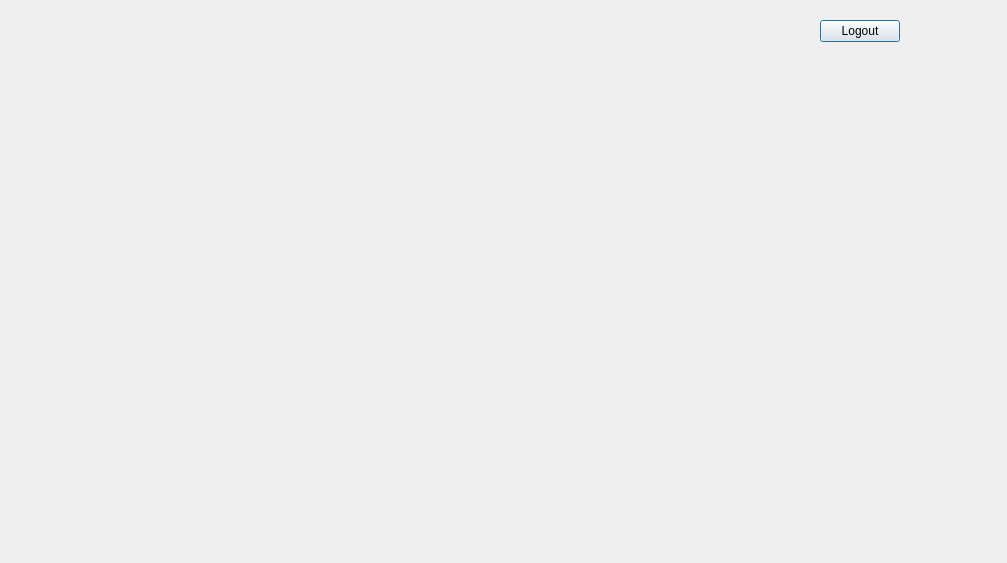
Before: the Qt Designer form ClientQt/ClientSide/chat.ui in raik199x/Clent-server-Chat-linux, drawn with Qt 5.
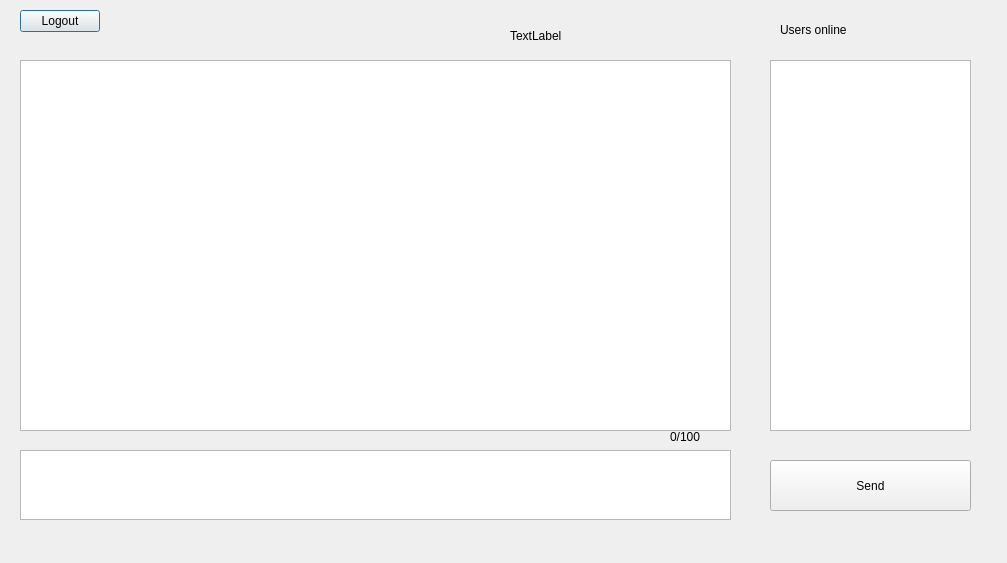
After: the same form once the commit is applied.

Commit message: chat logic update

```diff
--- a/ClientQt/ClientSide/chat.ui
+++ b/ClientQt/ClientSide/chat.ui
@@ -16,8 +16,8 @@
   <widget class="QPushButton" name="logout">
    <property name="geometry">
     <rect>
-     <x>820</x>
-     <y>20</y>
+     <x>20</x>
+     <y>10</y>
      <width>80</width>
      <height>22</height>
     </rect>
@@ -26,6 +26,88 @@
     <string>Logout</string>
    </property>
   </widget>
+  <widget class="QLabel" name="label">
+   <property name="geometry">
+    <rect>
+     <x>780</x>
+     <y>20</y>
+     <width>81</width>
+     <height>20</height>
+    </rect>
+   </property>
+   <property name="text">
+    <string>Users online</string>
+   </property>
+  </widget>
+  <widget class="QPushButton" name="Send">
+   <property name="geometry">
+    <rect>
+     <x>770</x>
+     <y>460</y>
+     <width>201</width>
+     <height>51</height>
+    </rect>
+   </property>
+   <property name="text">
+    <string>Send</string>
+   </property>
+  </widget>
+  <widget class="QTextEdit" name="textMessage">
+   <property name="geometry">
+    <rect>
+     <x>20</x>
+     <y>450</y>
+     <width>711</width>
+     <height>70</height>
+    </rect>
+   </property>
+  </widget>
+  <widget class="QLabel" name="SymbolsInLine">
+   <property name="geometry">
+    <rect>
+     <x>670</x>
+     <y>430</y>
+     <width>57</width>
+     <height>14</height>
+    </rect>
+   </property>
+   <property name="text">
+    <string>0/100</string>
+   </property>
+  </widget>
+  <widget class="QTextBrowser" name="ChatZone">
+   <property name="geometry">
+    <rect>
+     <x>20</x>
+     <y>60</y>
+     <width>711</width>
+     <height>371</height>
+    </rect>
+   </property>
+  </widget>
+  <widget class="QTextBrowser" name="usersOnline">
+   <property name="geometry">
+    <rect>
+     <x>770</x>
+     <y>60</y>
+     <width>201</width>
+     <height>371</height>
+    </rect>
+   </property>
+  </widget>
+  <widget class="QLabel" name="userNickname">
+   <property name="geometry">
+    <rect>
+     <x>510</x>
+     <y>20</y>
+     <width>221</width>
+     <height>31</height>
+    </rect>
+   </property>
+   <property name="text">
+    <string>TextLabel</string>
+   </property>
+  </widget>
  </widget>
  <resources/>
  <connections/>
```
The commit also changes 39 other files.
